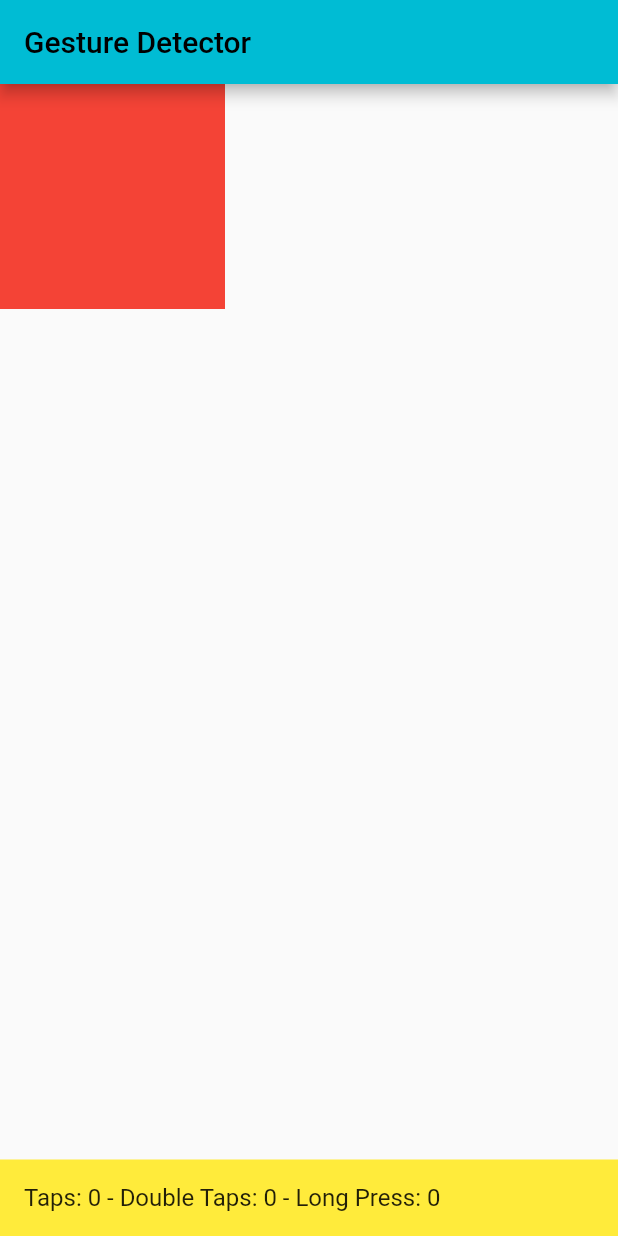
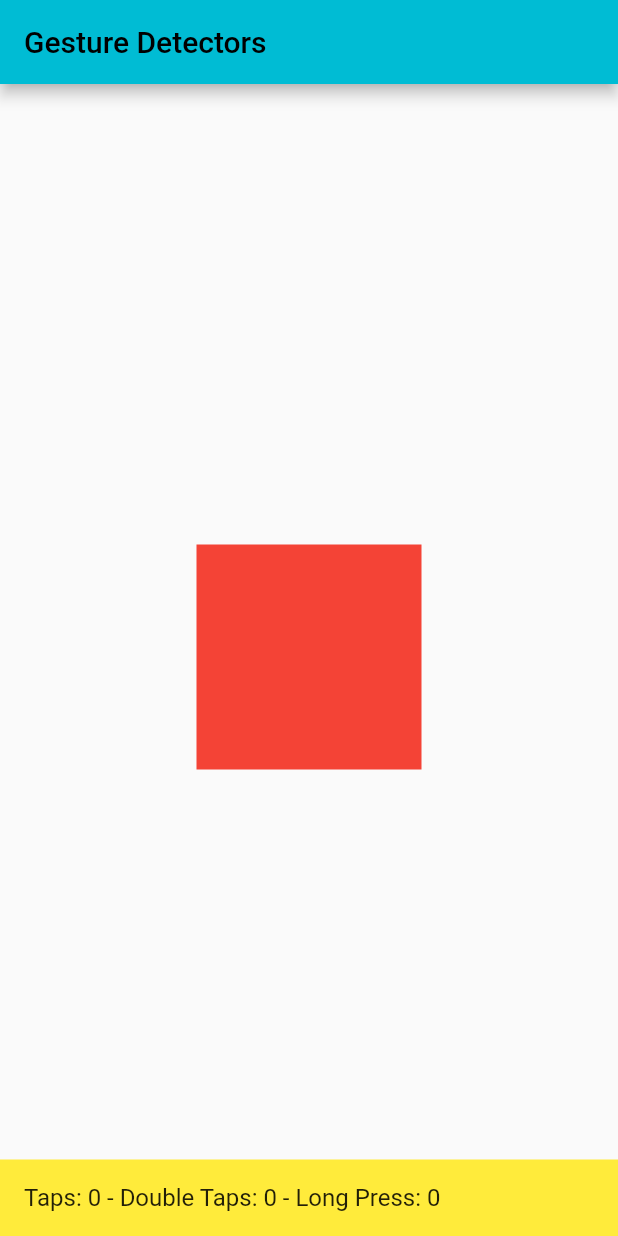
Before and after one commit to AdiMunawar31/FLUTTER-FUNDAMENTAL, a Flutter app: the screen it shows after launch, on a phone screen of 412 x 824 dp. Run offline on Flutter 3.47's test engine with Material 2 defaults, Android fonts, the phone set to English and light mode, and no system bars.

```diff
--- a/lib/tutorial/gesture_detector.dart
+++ b/lib/tutorial/gesture_detector.dart
@@ -8,19 +8,29 @@ class GestureDetect extends StatefulWidget {
 }
 
 class _GestureDetectState extends State<GestureDetect> {
-  final double boxSize = 150.0;
   int numTap = 0;
   int numDoubleTaps = 0;
   int numLongPress = 0;
 
+  final double boxSize = 150.0;
+  double posX = 0.0;
+  double posY = 0.0;
+
   @override
   Widget build(BuildContext context) {
+    if (posX == 0) {
+      center(context);
+    }
+
     return Scaffold(
       appBar: AppBar(
-        title: Text('Gesture Detector'),
+        title: Text('Gesture Detectors'),
       ),
       body: Stack(children: [
-        GestureDetector(
+        Positioned(
+          top: posY,
+          left: posX,
+          child: GestureDetector(
             onTap: () {
               setState(() {
                 numTap++;
@@ -36,10 +46,25 @@ class _GestureDetectState extends State<GestureDetect> {
                 numLongPress++;
               });
             },
+            onPanUpdate: (DragUpdateDetails details) {
+              setState(() {
+                double deltaX = details.delta.dx;
+                double deltaY = details.delta.dy;
+                posX += deltaX;
+                posY += deltaY;
+              });
+            },
+            onVerticalDragUpdate: (DragUpdateDetails details) {
+              setState(() {
+                double delta = details.delta.dy;
+                posY += delta;
+              });
+            },
             child: Container(
               width: boxSize,
               height: boxSize,
               decoration: BoxDecoration(color: Colors.red),
+            ),
           ),
         ),
       ]),
@@ -53,4 +78,14 @@ class _GestureDetectState extends State<GestureDetect> {
       ),
     );
   }
+
+  void center(BuildContext context) {
+    posX = (MediaQuery.of(context).size.width / 2) - boxSize / 2;
+    posY = (MediaQuery.of(context).size.height / 2) - boxSize / 2 - 30;
+
+    setState(() {
+      posX = posX;
+      posY = posY;
+    });
   }
+}
```
Lines whose indentation alone changed are shown as unchanged.
